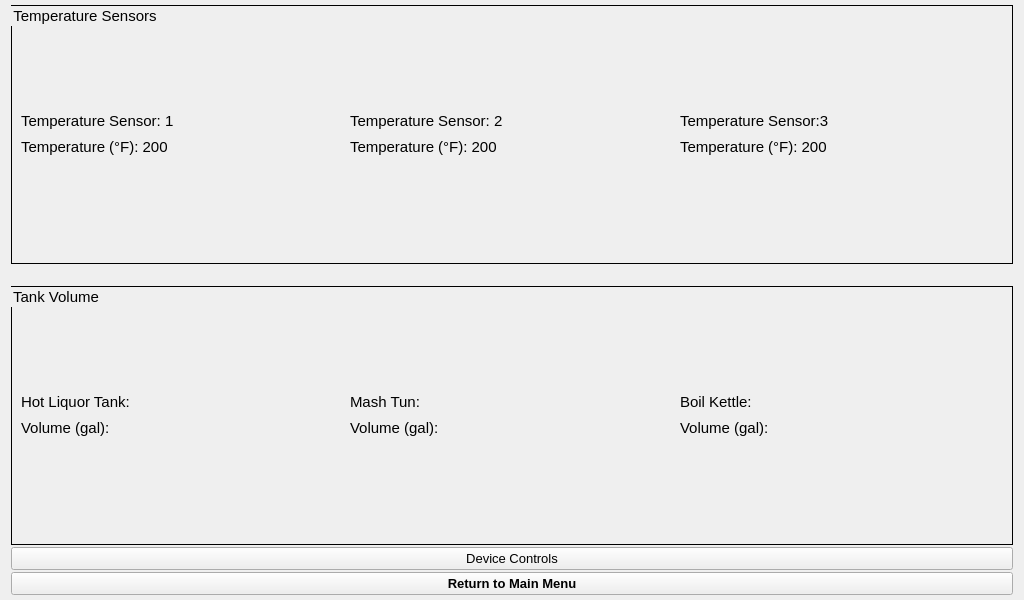
First picture: the form in autobrewer/GUI/UI Files/DeviceStatusSensors.ui, repository drmwve/Capstone-Project, before the edit.
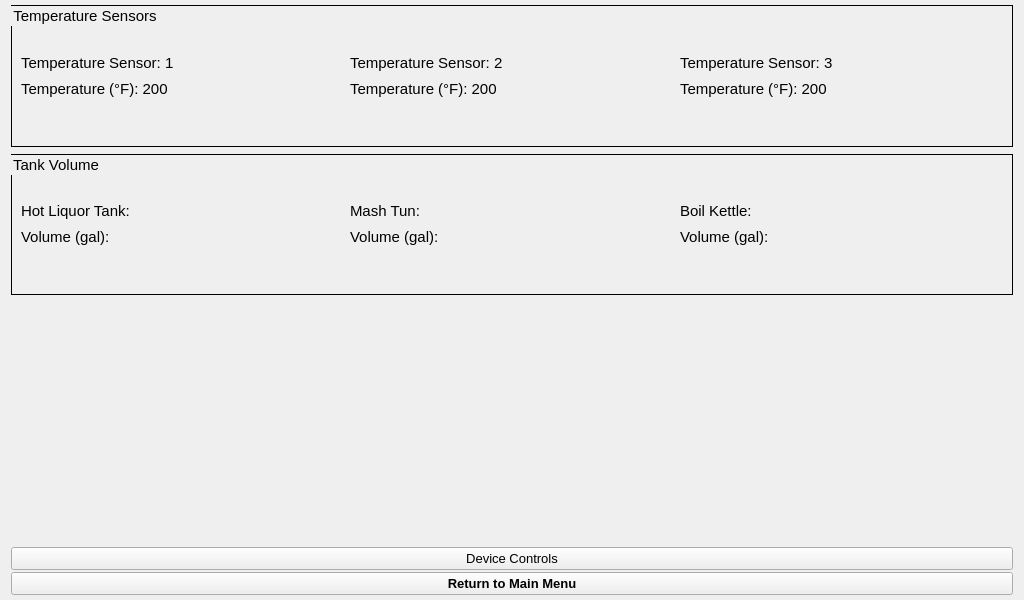
Second picture: the form after the edit.

Commit message: Layout adjustments

What changed in the file:
```diff
--- a/autobrewer/GUI/UI Files/DeviceStatusSensors.ui
+++ b/autobrewer/GUI/UI Files/DeviceStatusSensors.ui
@@ -107,7 +107,7 @@
            </font>
           </property>
           <property name="text">
-           <string>Temperature Sensor:3</string>
+           <string>Temperature Sensor: 3</string>
           </property>
          </widget>
         </item>
@@ -183,7 +183,7 @@
      <property name="sizeHint" stdset="0">
       <size>
        <width>40</width>
-       <height>20</height>
+       <height>5</height>
       </size>
      </property>
     </spacer>
@@ -323,6 +323,19 @@
      </layout>
     </widget>
    </item>
+   <item>
+    <spacer name="horizontalSpacer_3">
+     <property name="orientation">
+      <enum>Qt::Horizontal</enum>
+     </property>
+     <property name="sizeHint" stdset="0">
+      <size>
+       <width>40</width>
+       <height>250</height>
+      </size>
+     </property>
+    </spacer>
+   </item>
    <item>
     <widget class="QPushButton" name="GoToControlStatusButton">
      <property name="font">
```
The commit also changes 4 other files.
